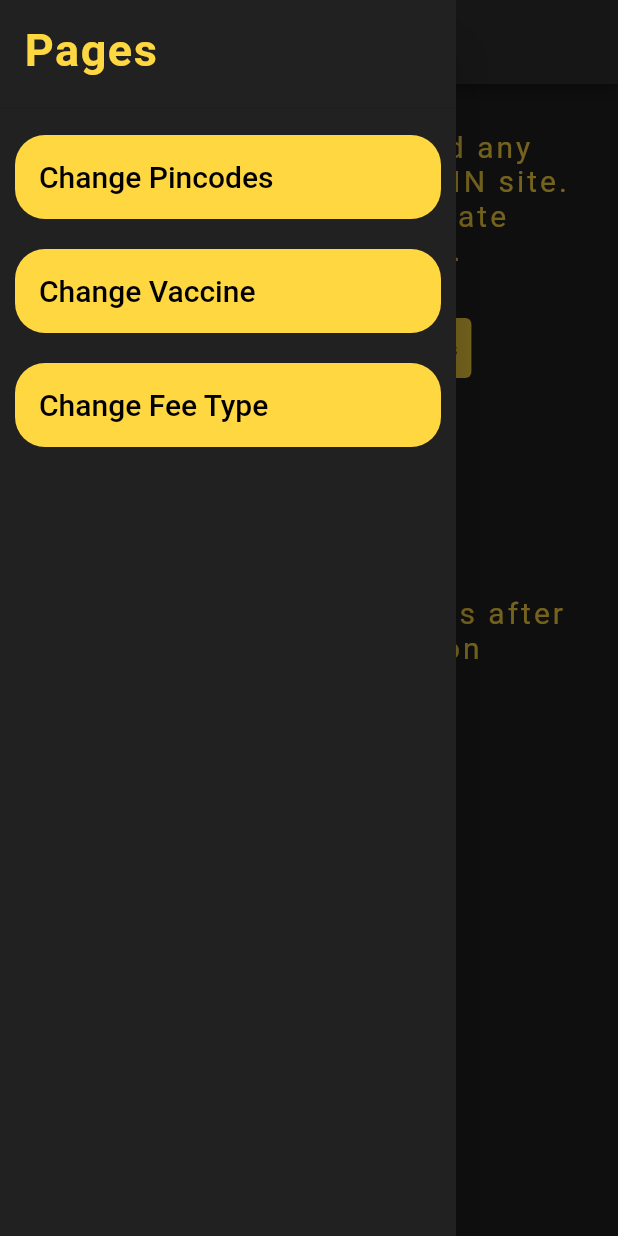
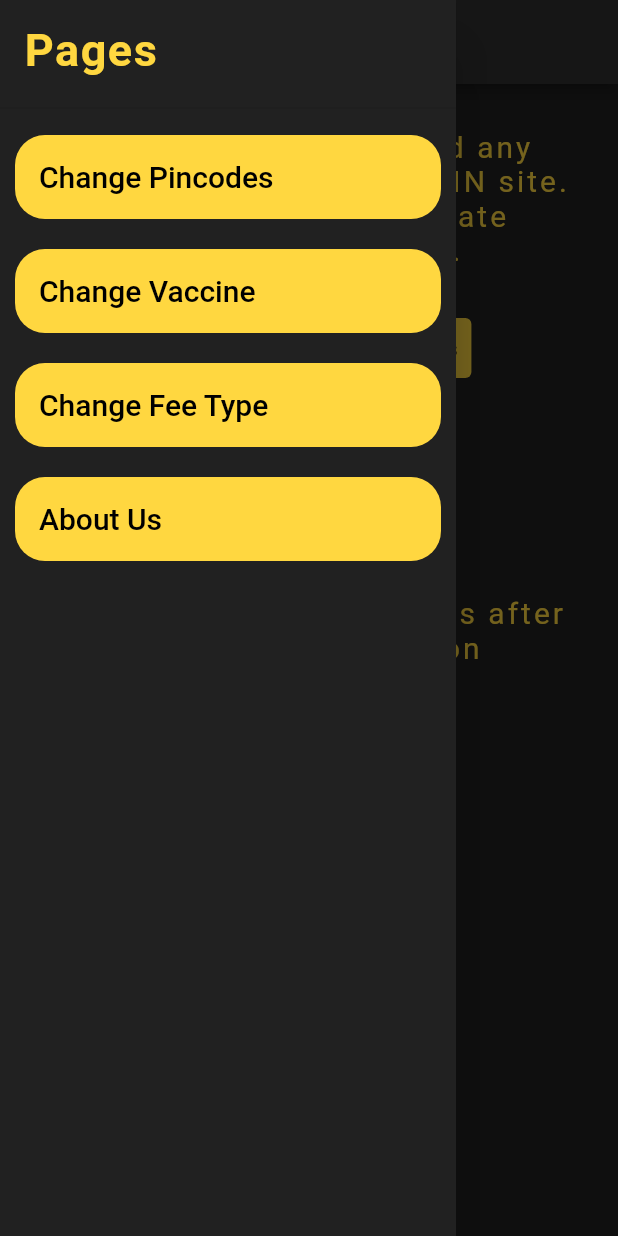
Before and after one commit to thesuhas/vax_app, a Flutter app: the Home screen opened by its route, with the side drawer open, on a phone screen of 412 x 824 dp. Run offline on Flutter 3.47's test engine with Material 2 defaults, Android fonts, the phone set to English and light mode, and no system bars; our stand-ins replace location, open_file, permission_handler, shared_preferences; missing offline and left inert: telephony; accounts and stored records are empty; statements that could not run were skipped.

Commit message:
added about app page

```diff
--- a/lib/main.dart
+++ b/lib/main.dart
@@ -8,6 +8,7 @@ import 'package:vax_app/pages/loading.dart';
 import 'package:vax_app/pages/pincode.dart';
 import 'package:shared_preferences/shared_preferences.dart';
 import 'package:vax_app/pages/feetype.dart';
+import 'package:vax_app/pages/aboutus.dart';
 
 void main() async{
   WidgetsFlutterBinding.ensureInitialized();
@@ -35,6 +36,7 @@ void main() async{
       '/disclaimer': (context) => Disclaimer(),
       '/vaccine': (context) => Vaccine(),
       '/feetype': (context) => FeeType(),
+      '/aboutus': (context) => AboutUs(),
     },
     debugShowCheckedModeBanner: false,
   ));
--- a/lib/pages/home.dart
+++ b/lib/pages/home.dart
@@ -351,6 +351,25 @@ class _HomeState extends State<Home> {
                         color: Colors.amberAccent[200],
                       ),
                     ),
+                    Container(
+                      margin: EdgeInsets.all(10),
+                      child: ListTile(
+                        title: Text(
+                          "About Us",
+                          style: TextStyle(
+                            color: Colors.black,
+                            fontSize: 20,
+                          ),
+                        ),
+                        onTap: () {
+                          Navigator.pushNamed(context, '/aboutus');
+                        },
+                      ),
+                      decoration: BoxDecoration(
+                        borderRadius: BorderRadius.circular(20),
+                        color: Colors.amberAccent[200],
+                      ),
+                    ),
                   ],
                 ),
               ),
--- a/pubspec.yaml
+++ b/pubspec.yaml
@@ -41,6 +41,7 @@ dev_dependencies:
   path_provider: ^2.0.2
   permission_handler: ^8.1.1
   open_file: ^3.2.1
+  url_launcher: ^6.0.7
 
 # For information on the generic Dart part of this file, see the
 # following page: https://dart.dev/tools/pub/pubspec
```
Also changed, not shown: lib/pages/aboutus.dart (added, +110 -0 lines), images/logo_final.png (added), images/syringe.png (deleted), pubspec.lock.
